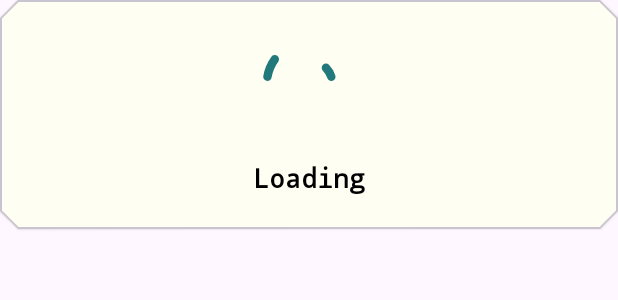
After one commit to ashrvarr/WCare_App, an Android app: the layout loading_dialog.xml on its own in the app's theme, with its tools: preview values and no code run, on a phone screen of 412 x 824 dp. The commit adds this screen. Shown: the top 300 px of the screen. Run offline under Robolectric (Android 15) with nearby library versions, the phone set to English and light mode, and no system bars.

Commit message:
loading_dialog page
need signupbutton in register acitivty

```diff
--- a/app/build.gradle.kts
+++ b/app/build.gradle.kts
@@ -43,6 +43,7 @@ dependencies {
     implementation(libs.androidx.activity)
     implementation(libs.androidx.constraintlayout)
     implementation("androidx.core:core-splashscreen:1.0.1")
+    implementation("com.airbnb.android:lottie:6.6.2")
     testImplementation(libs.junit)
     androidTestImplementation(libs.androidx.junit)
     androidTestImplementation(libs.androidx.espresso.core)
--- a/app/src/main/AndroidManifest.xml
+++ b/app/src/main/AndroidManifest.xml
@@ -1,6 +1,11 @@
 <?xml version="1.0" encoding="utf-8"?>
 <manifest xmlns:android="http://schemas.android.com/apk/res/android"
     xmlns:tools="http://schemas.android.com/tools">
+
+    <uses-permission android:name="android.permission.ACCESS_WIFI_STATE"/>
+    <uses-permission android:name="android.permission.INTERNET"/>
+    <uses-permission android:name="android.permission.ACCESS_NETWORK_STATE"/>
+
 
     <application
         android:allowBackup="true"
--- /dev/null
+++ b/app/src/main/res/layout/loading_dialog.xml
@@ -0,0 +1,37 @@
+<?xml version="1.0" encoding="utf-8"?>
+<com.google.android.material.card.MaterialCardView xmlns:android="http://schemas.android.com/apk/res/android"
+             xmlns:app="http://schemas.android.com/apk/res-auto"
+             android:layout_width="match_parent"
+             android:layout_height="wrap_content"
+             style="@style/MaterialCardViewStyle"
+             app:cardBackgroundColor="#FFFEF2"
+             app:cardElevation="1dp"
+    >
+
+    <LinearLayout
+        android:layout_width="match_parent"
+        android:layout_height="wrap_content"
+        android:layout_marginBottom="16dp"
+        android:gravity="center"
+        android:orientation="vertical">
+
+        <com.airbnb.lottie.LottieAnimationView
+            android:layout_width="100dp"
+            android:layout_height="100dp"
+            app:lottie_autoPlay="true"
+            app:lottie_loop="true"
+            app:lottie_rawRes="@raw/loading"
+            />
+
+        <TextView
+            android:layout_width="wrap_content"
+            android:layout_height="wrap_content"
+            android:text="Loading"
+            android:textColor="@color/black"
+            android:textSize="18sp"
+            android:textStyle="bold"
+            />
+    </LinearLayout>
+
+
+</com.google.android.material.card.MaterialCardView>
--- a/app/src/main/res/values/themes.xml
+++ b/app/src/main/res/values/themes.xml
@@ -47,4 +47,9 @@
         <item name="cornerFamily">cut</item>
         <item name="cornerSize">12dp</item>
     </style>
+
+    <style name="DialogCustomeTheme" parent="android:Theme.Holo.Dialog.NoActionBar">
+        <item name="android:windowBackground">@android:color/transparent</item>
+        <item name="android:colorBackgroundCacheHint">@null</item>
+    </style>
 </resources>
```
Also changed, not shown: app/src/main/java/com/example/wcare/RegisterActivity.kt (+10 -0 lines), app/src/main/java/com/example/wcare/utils.kt (added, +36 -0 lines), app/src/main/res/raw/loading.json (added, +1 -0 lines).
